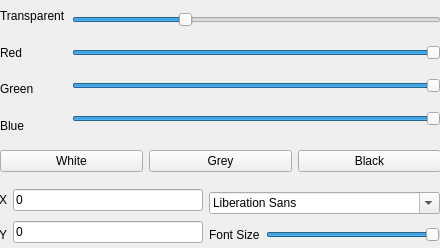
First picture: the form in ClocksSettings.ui, repository Roker2/ClocksOnWindows, before the edit.
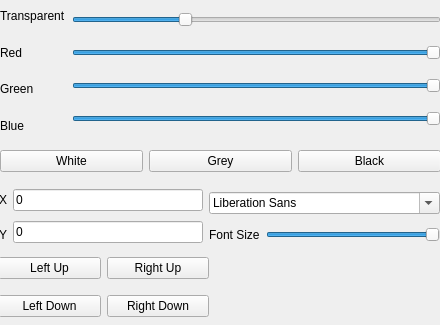
Second picture: the form after the edit. Icons and pictures are not drawn.

```diff
--- a/ClocksSettings.ui
+++ b/ClocksSettings.ui
@@ -10,7 +10,7 @@
     <x>0</x>
     <y>0</y>
     <width>440</width>
-    <height>248</height>
+    <height>325</height>
    </rect>
   </property>
   <property name="windowTitle">
@@ -246,6 +246,54 @@
     </item>
    </layout>
   </widget>
+  <widget class="QWidget" name="">
+   <property name="geometry">
+    <rect>
+     <x>-2</x>
+     <y>247</y>
+     <width>211</width>
+     <height>80</height>
+    </rect>
+   </property>
+   <layout class="QVBoxLayout" name="verticalLayout_6">
+    <item>
+     <layout class="QHBoxLayout" name="horizontalLayout_7">
+      <item>
+       <widget class="QPushButton" name="Button_LeftUp">
+        <property name="text">
+         <string>Left Up</string>
+        </property>
+       </widget>
+      </item>
+      <item>
+       <widget class="QPushButton" name="Button_RightUp">
+        <property name="text">
+         <string>Right Up</string>
+        </property>
+       </widget>
+      </item>
+     </layout>
+    </item>
+    <item>
+     <layout class="QHBoxLayout" name="horizontalLayout_6">
+      <item>
+       <widget class="QPushButton" name="Button_LeftDown">
+        <property name="text">
+         <string>Left Down</string>
+        </property>
+       </widget>
+      </item>
+      <item>
+       <widget class="QPushButton" name="Button_RightDown">
+        <property name="text">
+         <string>Right Down</string>
+        </property>
+       </widget>
+      </item>
+     </layout>
+    </item>
+   </layout>
+  </widget>
  </widget>
  <resources/>
  <connections/>
```
